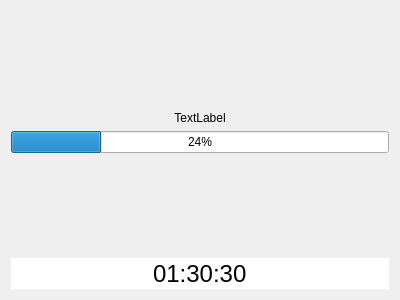
Above: FrmFullScreen.ui from KangLin/Calendar before the change. Below: the same form after it.
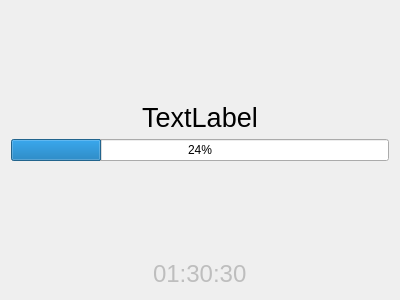
That is the form after the change.

Patch:
```diff
--- a/FrmFullScreen.ui
+++ b/FrmFullScreen.ui
@@ -20,7 +20,7 @@
    <item row="5" column="0">
     <widget class="QTimeEdit" name="timeEdit">
      <property name="enabled">
-      <bool>true</bool>
+      <bool>false</bool>
      </property>
      <property name="sizePolicy">
       <sizepolicy hsizetype="Preferred" vsizetype="Preferred">
@@ -114,6 +114,12 @@
        <verstretch>0</verstretch>
       </sizepolicy>
      </property>
+     <property name="font">
+      <font>
+       <family>Arial</family>
+       <pointsize>20</pointsize>
+      </font>
+     </property>
      <property name="text">
       <string>TextLabel</string>
      </property>
```
Left out of the diff: 6 changed lines with no effect on the pictures.
